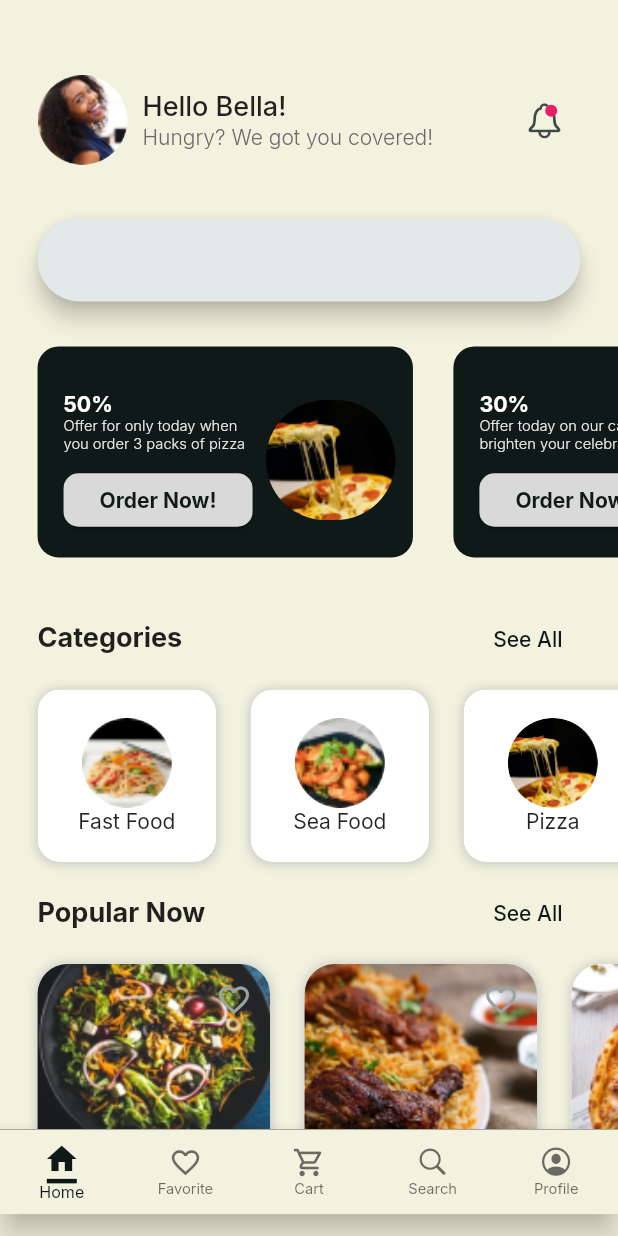
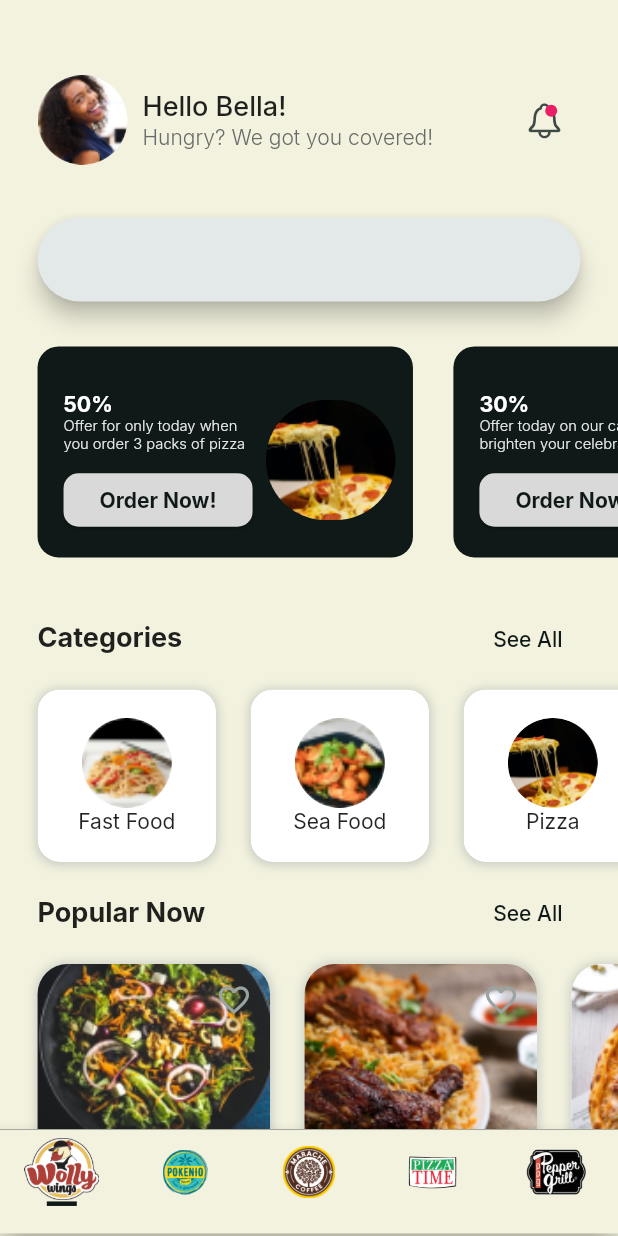
Before and after one commit to TarekMokadem/foodcourt, a Flutter app: the HomeScreen screen opened by its route, on a phone screen of 412 x 824 dp. Run offline on Flutter 3.47's test engine with Material 2 defaults, Android fonts, the phone set to English and light mode, and no system bars; our stand-ins replace flutter_rating_bar, flutter_screenutil, get, google_fonts, smooth_page_indicator.

Commit message:
Changing bottom nav icons to logos

```diff
--- a/lib/screens/home/views/home/components/bottom_app_bar.dart
+++ b/lib/screens/home/views/home/components/bottom_app_bar.dart
@@ -36,32 +36,36 @@ class AppBottomBar extends StatelessWidget {
         selectedFontSize: 12.sp,
         unselectedFontSize: 11.sp,
         onTap: onTap,
-        items: const [
+        items:  [
           BottomNavigationBarItem(
-            label: 'Home',
-            icon: Icon(Icons.home_outlined),
-            activeIcon: BottomBarIndicator(icon: Icon(Icons.home)),
+            label: '',
+            icon: Image.asset(width: 40,'assets/images/wolly_logo.png'),
+            activeIcon: BottomBarIndicator(
+                icon: Image.asset(width: 50,'assets/images/wolly_logo.png')),
           ),
           BottomNavigationBarItem(
-            label: 'Favorite',
-            icon: Icon(Icons.favorite_border),
-            activeIcon: BottomBarIndicator(icon: Icon(Icons.favorite)),
+            label: '',
+            icon: Image.asset(width: 30,'assets/images/logo_pokenio.png'),
+            activeIcon: BottomBarIndicator(
+                icon: Image.asset(width: 40,'assets/images/logo_pokenio.png')),
           ),
           BottomNavigationBarItem(
-            label: 'Cart',
-            icon: Icon(Icons.shopping_cart_outlined),
-            activeIcon: BottomBarIndicator(icon: Icon(Icons.shopping_cart)),
+            label: '',
+            icon: Image.asset(width: 35,'assets/images/marache_coffee_logo.png'),
+            activeIcon: BottomBarIndicator(
+                icon: Image.asset(width: 45,'assets/images/marache_coffee_logo.png')),
           ),
           BottomNavigationBarItem(
-            label: 'Search',
-            icon: Icon(CupertinoIcons.search),
-            activeIcon: BottomBarIndicator(icon: Icon(CupertinoIcons.search)),
+            label: '',
+            icon: Image.asset(width: 35,'assets/images/logo_pizza_time.png'),
+            activeIcon: BottomBarIndicator(
+                icon: Image.asset(width: 38,'assets/images/logo_pizza_time.png')),
           ),
           BottomNavigationBarItem(
-            label: 'Profile',
-            icon: Icon(CupertinoIcons.profile_circled),
-            activeIcon:
-                BottomBarIndicator(icon: Icon(CupertinoIcons.profile_circled)),
+            label: '',
+            icon: Image.asset(width: 40,'assets/images/logo_ppg.png'),
+            activeIcon: BottomBarIndicator(
+                icon: Image.asset(width: 50,'assets/images/logo_ppg.png')),
           ),
         ],
       ),
```
Also changed, not shown: assets/images/logo_pizza_time.png (added), assets/images/logo_pokenio.png (added), assets/images/logo_ppg.png (added), assets/images/marache_coffee_logo.png (added), assets/images/wolly_logo.png (added).
